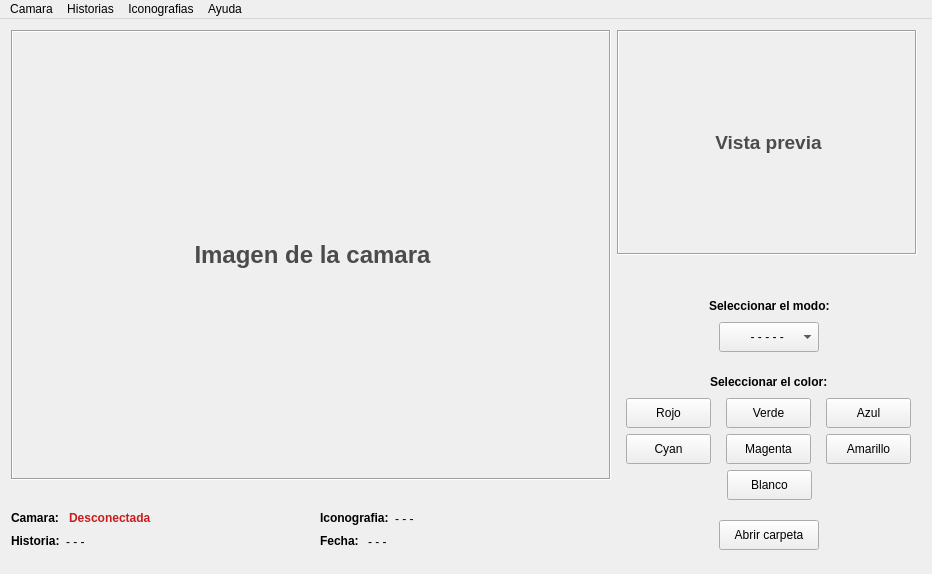
The window that mainwindow.ui (Gabrielnz/pasantia-CIMBUC) describes before a commit, drawn with Qt 5.
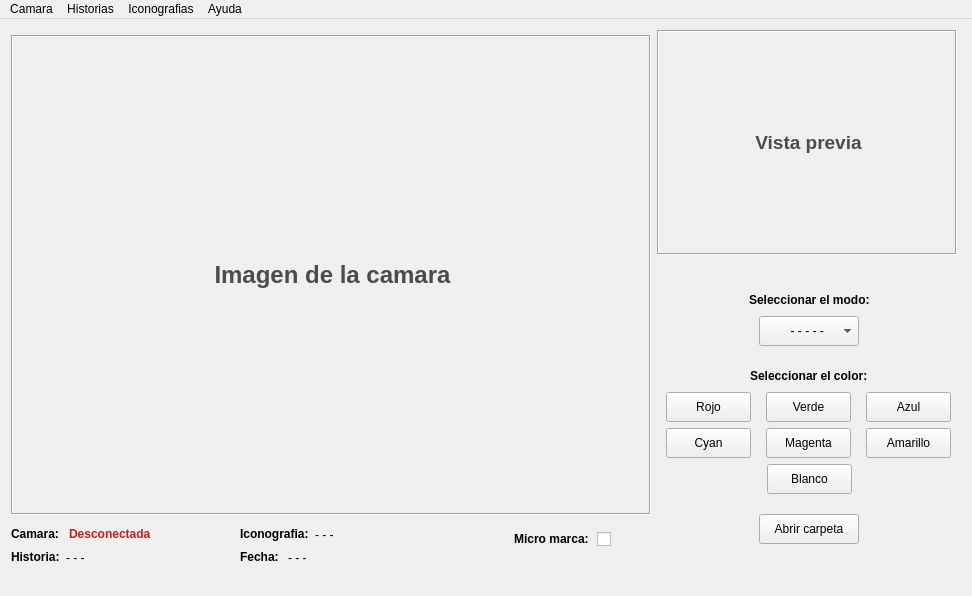
The same window after the commit.

```diff
--- a/mainwindow.ui
+++ b/mainwindow.ui
@@ -6,33 +6,33 @@
    <rect>
     <x>0</x>
     <y>0</y>
-    <width>932</width>
-    <height>574</height>
+    <width>972</width>
+    <height>596</height>
    </rect>
   </property>
   <property name="windowTitle">
    <string>Dermasoft</string>
   </property>
   <widget class="QWidget" name="centralWidget">
-   <layout class="QGridLayout" name="gridLayout_2">
+   <layout class="QGridLayout" name="gridLayout_5">
     <item row="0" column="0">
-     <layout class="QVBoxLayout" name="verticalLayout_7">
-      <item>
-       <layout class="QHBoxLayout" name="horizontalLayout_11">
-        <item>
          <layout class="QVBoxLayout" name="verticalLayout_6">
           <item>
+       <layout class="QHBoxLayout" name="horizontalLayout_4">
+        <item>
+         <layout class="QGridLayout" name="gridLayout_4">
+          <item row="0" column="0" colspan="3">
            <widget class="QLabel" name="etqCamara">
             <property name="minimumSize">
              <size>
-              <width>600</width>
-              <height>450</height>
+              <width>640</width>
+              <height>480</height>
              </size>
             </property>
             <property name="maximumSize">
              <size>
-              <width>600</width>
-              <height>450</height>
+              <width>640</width>
+              <height>480</height>
              </size>
             </property>
             <property name="autoFillBackground">
@@ -49,22 +49,7 @@
             </property>
            </widget>
           </item>
-          <item>
-           <spacer name="verticalSpacer_2">
-            <property name="orientation">
-             <enum>Qt::Vertical</enum>
-            </property>
-            <property name="sizeHint" stdset="0">
-             <size>
-              <width>597</width>
-              <height>13</height>
-             </size>
-            </property>
-           </spacer>
-          </item>
-          <item>
-           <layout class="QHBoxLayout" name="horizontalLayout_10">
-            <item>
+          <item row="1" column="0">
              <layout class="QVBoxLayout" name="verticalLayout_3">
               <item>
                <layout class="QHBoxLayout" name="horizontalLayout_6">
@@ -133,20 +118,7 @@
               </item>
              </layout>
             </item>
-            <item>
-             <spacer name="horizontalSpacer_6">
-              <property name="orientation">
-               <enum>Qt::Horizontal</enum>
-              </property>
-              <property name="sizeHint" stdset="0">
-               <size>
-                <width>40</width>
-                <height>20</height>
-               </size>
-              </property>
-             </spacer>
-            </item>
-            <item>
+          <item row="1" column="1">
              <layout class="QVBoxLayout" name="verticalLayout_5">
               <item>
                <layout class="QHBoxLayout" name="horizontalLayout_9">
@@ -212,11 +184,64 @@
               </item>
              </layout>
             </item>
-            <item>
+          <item row="1" column="2">
+           <layout class="QGridLayout" name="gridLayout_3">
+            <item row="0" column="0">
              <spacer name="horizontalSpacer_7">
               <property name="orientation">
                <enum>Qt::Horizontal</enum>
               </property>
+              <property name="sizeType">
+               <enum>QSizePolicy::Fixed</enum>
+              </property>
+              <property name="sizeHint" stdset="0">
+               <size>
+                <width>40</width>
+                <height>20</height>
+               </size>
+              </property>
+             </spacer>
+            </item>
+            <item row="1" column="1">
+             <spacer name="verticalSpacer_6">
+              <property name="orientation">
+               <enum>Qt::Vertical</enum>
+              </property>
+              <property name="sizeType">
+               <enum>QSizePolicy::Fixed</enum>
+              </property>
+              <property name="sizeHint" stdset="0">
+               <size>
+                <width>17</width>
+                <height>13</height>
+               </size>
+              </property>
+             </spacer>
+            </item>
+            <item row="0" column="1">
+             <widget class="QCheckBox" name="checkMicroM">
+              <property name="font">
+               <font>
+                <weight>75</weight>
+                <bold>true</bold>
+               </font>
+              </property>
+              <property name="layoutDirection">
+               <enum>Qt::RightToLeft</enum>
+              </property>
+              <property name="text">
+               <string>Micro marca: </string>
+              </property>
+             </widget>
+            </item>
+            <item row="0" column="2">
+             <spacer name="horizontalSpacer_17">
+              <property name="orientation">
+               <enum>Qt::Horizontal</enum>
+              </property>
+              <property name="sizeType">
+               <enum>QSizePolicy::Fixed</enum>
+              </property>
               <property name="sizeHint" stdset="0">
                <size>
                 <width>40</width>
@@ -273,7 +298,7 @@
            </spacer>
           </item>
           <item>
-           <layout class="QHBoxLayout" name="horizontalLayout_4">
+           <layout class="QHBoxLayout" name="horizontalLayout_2">
             <item>
              <spacer name="horizontalSpacer_5">
               <property name="orientation">
@@ -388,6 +413,8 @@
            </layout>
           </item>
           <item>
+           <layout class="QGridLayout" name="gridLayout_2">
+            <item row="0" column="0" colspan="3">
            <layout class="QHBoxLayout" name="horizontalLayout_5">
             <item>
              <spacer name="horizontalSpacer_14">
@@ -424,7 +451,7 @@
             </item>
            </layout>
           </item>
-          <item>
+            <item row="1" column="0" colspan="3">
            <layout class="QGridLayout" name="gridLayout">
             <item row="0" column="0">
              <widget class="QPushButton" name="btnRojo">
@@ -560,9 +587,7 @@
             </item>
            </layout>
           </item>
-          <item>
-           <layout class="QHBoxLayout" name="horizontalLayout_2">
-            <item>
+            <item row="2" column="0">
              <spacer name="horizontalSpacer_13">
               <property name="orientation">
                <enum>Qt::Horizontal</enum>
@@ -575,7 +600,7 @@
               </property>
              </spacer>
             </item>
-            <item>
+            <item row="2" column="1">
              <layout class="QVBoxLayout" name="verticalLayout_2">
               <item>
                <widget class="QPushButton" name="btnBlanco">
@@ -614,7 +639,7 @@
               </item>
              </layout>
             </item>
-            <item>
+            <item row="2" column="2">
              <spacer name="horizontalSpacer_12">
               <property name="orientation">
                <enum>Qt::Horizontal</enum>
@@ -681,6 +706,19 @@
             </item>
            </layout>
           </item>
+          <item>
+           <spacer name="verticalSpacer_2">
+            <property name="orientation">
+             <enum>Qt::Vertical</enum>
+            </property>
+            <property name="sizeHint" stdset="0">
+             <size>
+              <width>20</width>
+              <height>13</height>
+             </size>
+            </property>
+           </spacer>
+          </item>
          </layout>
         </item>
        </layout>
@@ -710,7 +748,7 @@
     <rect>
      <x>0</x>
      <y>0</y>
-     <width>932</width>
+     <width>972</width>
      <height>21</height>
     </rect>
    </property>
```
Left out of the diff: 6 changed lines with no effect on the pictures. Lines whose indentation alone changed are shown as unchanged.
